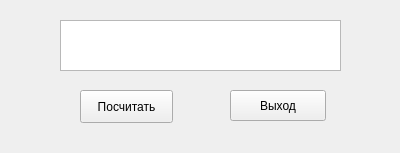
Before: the Qt Designer form calibrator.ui in danilkorotkov/calibrator, drawn with Qt 5.
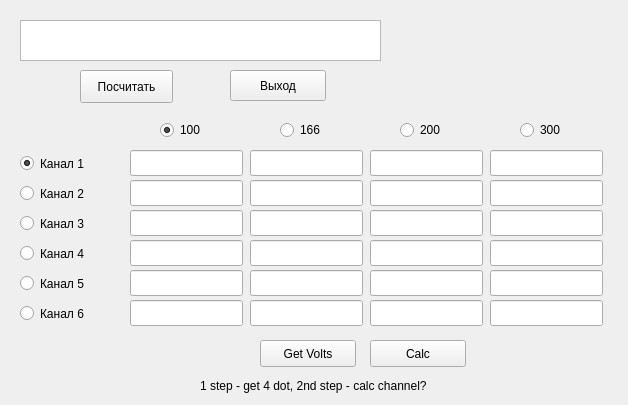
After: the same form once the commit is applied.

Patch:
```diff
--- a/calibrator.ui
+++ b/calibrator.ui
@@ -6,8 +6,8 @@
    <rect>
     <x>0</x>
     <y>0</y>
-    <width>400</width>
-    <height>153</height>
+    <width>628</width>
+    <height>405</height>
    </rect>
   </property>
   <property name="windowTitle">
@@ -18,7 +18,7 @@
     <property name="geometry">
      <rect>
       <x>80</x>
-      <y>90</y>
+      <y>70</y>
       <width>93</width>
       <height>33</height>
      </rect>
@@ -30,18 +30,37 @@
    <widget class="QTextEdit" name="textEdit">
     <property name="geometry">
      <rect>
-      <x>60</x>
+      <x>20</x>
       <y>20</y>
-      <width>281</width>
-      <height>51</height>
+      <width>361</width>
+      <height>41</height>
      </rect>
     </property>
+    <property name="accessibleDescription">
+     <string notr="true"/>
+    </property>
+    <property name="styleSheet">
+     <string notr="true">text-align:center;</string>
+    </property>
+    <property name="frameShape">
+     <enum>QFrame::StyledPanel</enum>
+    </property>
+    <property name="frameShadow">
+     <enum>QFrame::Sunken</enum>
+    </property>
+    <property name="html">
+     <string notr="true">&lt;!DOCTYPE HTML PUBLIC &quot;-//W3C//DTD HTML 4.0//EN&quot; &quot;http://www.w3.org/TR/REC-html40/strict.dtd&quot;&gt;
+&lt;html&gt;&lt;head&gt;&lt;meta name=&quot;qrichtext&quot; content=&quot;1&quot; /&gt;&lt;style type=&quot;text/css&quot;&gt;
+p, li { white-space: pre-wrap; }
+&lt;/style&gt;&lt;/head&gt;&lt;body style=&quot; font-family:'HelveticaNeueCyr'; font-size:11pt; font-weight:400; font-style:normal;&quot;&gt;
+&lt;p align=&quot;center&quot; style=&quot;-qt-paragraph-type:empty; margin-top:0px; margin-bottom:0px; margin-left:0px; margin-right:0px; -qt-block-indent:0; text-indent:0px;&quot;&gt;&lt;br /&gt;&lt;/p&gt;&lt;/body&gt;&lt;/html&gt;</string>
+    </property>
    </widget>
    <widget class="QPushButton" name="Exit">
     <property name="geometry">
      <rect>
       <x>230</x>
-      <y>90</y>
+      <y>70</y>
       <width>96</width>
       <height>31</height>
      </rect>
@@ -50,6 +69,454 @@
      <string>Выход</string>
     </property>
    </widget>
+   <widget class="QRadioButton" name="pBtn_Channel_1">
+    <property name="geometry">
+     <rect>
+      <x>20</x>
+      <y>150</y>
+      <width>96</width>
+      <height>27</height>
+     </rect>
+    </property>
+    <property name="text">
+     <string>Канал 1</string>
+    </property>
+    <property name="checked">
+     <bool>true</bool>
+    </property>
+    <property name="autoExclusive">
+     <bool>true</bool>
+    </property>
+    <attribute name="buttonGroup">
+     <string notr="true">GroupChannel</string>
+    </attribute>
+   </widget>
+   <widget class="QRadioButton" name="pBtn_Channel_2">
+    <property name="geometry">
+     <rect>
+      <x>20</x>
+      <y>180</y>
+      <width>96</width>
+      <height>27</height>
+     </rect>
+    </property>
+    <property name="text">
+     <string>Канал 2</string>
+    </property>
+    <attribute name="buttonGroup">
+     <string notr="true">GroupChannel</string>
+    </attribute>
+   </widget>
+   <widget class="QRadioButton" name="pBtn_Channel_3">
+    <property name="geometry">
+     <rect>
+      <x>20</x>
+      <y>210</y>
+      <width>96</width>
+      <height>27</height>
+     </rect>
+    </property>
+    <property name="text">
+     <string>Канал 3</string>
+    </property>
+    <attribute name="buttonGroup">
+     <string notr="true">GroupChannel</string>
+    </attribute>
+   </widget>
+   <widget class="QRadioButton" name="pBtn_Channel_4">
+    <property name="geometry">
+     <rect>
+      <x>20</x>
+      <y>240</y>
+      <width>96</width>
+      <height>27</height>
+     </rect>
+    </property>
+    <property name="text">
+     <string>Канал 4</string>
+    </property>
+    <attribute name="buttonGroup">
+     <string notr="true">GroupChannel</string>
+    </attribute>
+   </widget>
+   <widget class="QRadioButton" name="pBtn_Channel_5">
+    <property name="geometry">
+     <rect>
+      <x>20</x>
+      <y>270</y>
+      <width>96</width>
+      <height>27</height>
+     </rect>
+    </property>
+    <property name="text">
+     <string>Канал 5</string>
+    </property>
+    <attribute name="buttonGroup">
+     <string notr="true">GroupChannel</string>
+    </attribute>
+   </widget>
+   <widget class="QRadioButton" name="pBtn_Channel_6">
+    <property name="geometry">
+     <rect>
+      <x>20</x>
+      <y>300</y>
+      <width>96</width>
+      <height>27</height>
+     </rect>
+    </property>
+    <property name="text">
+     <string>Канал 6</string>
+    </property>
+    <attribute name="buttonGroup">
+     <string notr="true">GroupChannel</string>
+    </attribute>
+   </widget>
+   <widget class="QLineEdit" name="lineEdit_1">
+    <property name="geometry">
+     <rect>
+      <x>130</x>
+      <y>150</y>
+      <width>113</width>
+      <height>26</height>
+     </rect>
+    </property>
+   </widget>
+   <widget class="QLineEdit" name="lineEdit_2">
+    <property name="geometry">
+     <rect>
+      <x>250</x>
+      <y>150</y>
+      <width>113</width>
+      <height>26</height>
+     </rect>
+    </property>
+   </widget>
+   <widget class="QLineEdit" name="lineEdit_3">
+    <property name="geometry">
+     <rect>
+      <x>370</x>
+      <y>150</y>
+      <width>113</width>
+      <height>26</height>
+     </rect>
+    </property>
+   </widget>
+   <widget class="QLineEdit" name="lineEdit_4">
+    <property name="geometry">
+     <rect>
+      <x>490</x>
+      <y>150</y>
+      <width>113</width>
+      <height>26</height>
+     </rect>
+    </property>
+   </widget>
+   <widget class="QLineEdit" name="lineEdit_5">
+    <property name="geometry">
+     <rect>
+      <x>130</x>
+      <y>180</y>
+      <width>113</width>
+      <height>26</height>
+     </rect>
+    </property>
+   </widget>
+   <widget class="QLineEdit" name="lineEdit_6">
+    <property name="geometry">
+     <rect>
+      <x>250</x>
+      <y>180</y>
+      <width>113</width>
+      <height>26</height>
+     </rect>
+    </property>
+   </widget>
+   <widget class="QLineEdit" name="lineEdit_7">
+    <property name="geometry">
+     <rect>
+      <x>370</x>
+      <y>180</y>
+      <width>113</width>
+      <height>26</height>
+     </rect>
+    </property>
+   </widget>
+   <widget class="QLineEdit" name="lineEdit_8">
+    <property name="geometry">
+     <rect>
+      <x>490</x>
+      <y>180</y>
+      <width>113</width>
+      <height>26</height>
+     </rect>
+    </property>
+   </widget>
+   <widget class="QLineEdit" name="lineEdit_9">
+    <property name="geometry">
+     <rect>
+      <x>130</x>
+      <y>210</y>
+      <width>113</width>
+      <height>26</height>
+     </rect>
+    </property>
+   </widget>
+   <widget class="QLineEdit" name="lineEdit_10">
+    <property name="geometry">
+     <rect>
+      <x>250</x>
+      <y>210</y>
+      <width>113</width>
+      <height>26</height>
+     </rect>
+    </property>
+   </widget>
+   <widget class="QLineEdit" name="lineEdit_11">
+    <property name="geometry">
+     <rect>
+      <x>370</x>
+      <y>210</y>
+      <width>113</width>
+      <height>26</height>
+     </rect>
+    </property>
+   </widget>
+   <widget class="QLineEdit" name="lineEdit_12">
+    <property name="geometry">
+     <rect>
+      <x>490</x>
+      <y>210</y>
+      <width>113</width>
+      <height>26</height>
+     </rect>
+    </property>
+   </widget>
+   <widget class="QLineEdit" name="lineEdit_13">
+    <property name="geometry">
+     <rect>
+      <x>130</x>
+      <y>240</y>
+      <width>113</width>
+      <height>26</height>
+     </rect>
+    </property>
+   </widget>
+   <widget class="QLineEdit" name="lineEdit_14">
+    <property name="geometry">
+     <rect>
+      <x>250</x>
+      <y>240</y>
+      <width>113</width>
+      <height>26</height>
+     </rect>
+    </property>
+   </widget>
+   <widget class="QLineEdit" name="lineEdit_15">
+    <property name="geometry">
+     <rect>
+      <x>370</x>
+      <y>240</y>
+      <width>113</width>
+      <height>26</height>
+     </rect>
+    </property>
+   </widget>
+   <widget class="QLineEdit" name="lineEdit_16">
+    <property name="geometry">
+     <rect>
+      <x>490</x>
+      <y>240</y>
+      <width>113</width>
+      <height>26</height>
+     </rect>
+    </property>
+   </widget>
+   <widget class="QLineEdit" name="lineEdit_17">
+    <property name="geometry">
+     <rect>
+      <x>130</x>
+      <y>270</y>
+      <width>113</width>
+      <height>26</height>
+     </rect>
+    </property>
+   </widget>
+   <widget class="QLineEdit" name="lineEdit_18">
+    <property name="geometry">
+     <rect>
+      <x>250</x>
+      <y>270</y>
+      <width>113</width>
+      <height>26</height>
+     </rect>
+    </property>
+   </widget>
+   <widget class="QLineEdit" name="lineEdit_19">
+    <property name="geometry">
+     <rect>
+      <x>370</x>
+      <y>270</y>
+      <width>113</width>
+      <height>26</height>
+     </rect>
+    </property>
+   </widget>
+   <widget class="QLineEdit" name="lineEdit_20">
+    <property name="geometry">
+     <rect>
+      <x>490</x>
+      <y>270</y>
+      <width>113</width>
+      <height>26</height>
+     </rect>
+    </property>
+   </widget>
+   <widget class="QLineEdit" name="lineEdit_21">
+    <property name="geometry">
+     <rect>
+      <x>130</x>
+      <y>300</y>
+      <width>113</width>
+      <height>26</height>
+     </rect>
+    </property>
+   </widget>
+   <widget class="QLineEdit" name="lineEdit_22">
+    <property name="geometry">
+     <rect>
+      <x>250</x>
+      <y>300</y>
+      <width>113</width>
+      <height>26</height>
+     </rect>
+    </property>
+   </widget>
+   <widget class="QLineEdit" name="lineEdit_23">
+    <property name="geometry">
+     <rect>
+      <x>370</x>
+      <y>300</y>
+      <width>113</width>
+      <height>26</height>
+     </rect>
+    </property>
+   </widget>
+   <widget class="QLineEdit" name="lineEdit_24">
+    <property name="geometry">
+     <rect>
+      <x>490</x>
+      <y>300</y>
+      <width>113</width>
+      <height>26</height>
+     </rect>
+    </property>
+   </widget>
+   <widget class="QRadioButton" name="R100">
+    <property name="geometry">
+     <rect>
+      <x>160</x>
+      <y>120</y>
+      <width>51</width>
+      <height>20</height>
+     </rect>
+    </property>
+    <property name="text">
+     <string>100</string>
+    </property>
+    <property name="checked">
+     <bool>true</bool>
+    </property>
+    <attribute name="buttonGroup">
+     <string notr="true">GroupResistance</string>
+    </attribute>
+   </widget>
+   <widget class="QRadioButton" name="R166">
+    <property name="geometry">
+     <rect>
+      <x>280</x>
+      <y>120</y>
+      <width>51</width>
+      <height>20</height>
+     </rect>
+    </property>
+    <property name="text">
+     <string>166</string>
+    </property>
+    <attribute name="buttonGroup">
+     <string notr="true">GroupResistance</string>
+    </attribute>
+   </widget>
+   <widget class="QRadioButton" name="R200">
+    <property name="geometry">
+     <rect>
+      <x>400</x>
+      <y>120</y>
+      <width>51</width>
+      <height>20</height>
+     </rect>
+    </property>
+    <property name="text">
+     <string>200</string>
+    </property>
+    <attribute name="buttonGroup">
+     <string notr="true">GroupResistance</string>
+    </attribute>
+   </widget>
+   <widget class="QRadioButton" name="R300">
+    <property name="geometry">
+     <rect>
+      <x>520</x>
+      <y>120</y>
+      <width>51</width>
+      <height>20</height>
+     </rect>
+    </property>
+    <property name="text">
+     <string>300</string>
+    </property>
+    <attribute name="buttonGroup">
+     <string notr="true">GroupResistance</string>
+    </attribute>
+   </widget>
+   <widget class="QPushButton" name="pushButton_2">
+    <property name="geometry">
+     <rect>
+      <x>260</x>
+      <y>340</y>
+      <width>96</width>
+      <height>27</height>
+     </rect>
+    </property>
+    <property name="text">
+     <string>Get Volts</string>
+    </property>
+   </widget>
+   <widget class="QPushButton" name="pushButton_3">
+    <property name="geometry">
+     <rect>
+      <x>370</x>
+      <y>340</y>
+      <width>96</width>
+      <height>27</height>
+     </rect>
+    </property>
+    <property name="text">
+     <string>Calc</string>
+    </property>
+   </widget>
+   <widget class="QLabel" name="label">
+    <property name="geometry">
+     <rect>
+      <x>200</x>
+      <y>375</y>
+      <width>341</width>
+      <height>21</height>
+     </rect>
+    </property>
+    <property name="text">
+     <string>1 step - get 4 dot, 2nd step - calc channel?</string>
+    </property>
+   </widget>
   </widget>
  </widget>
  <resources/>
```
Left out of the diff: 4 changed lines with no effect on the pictures.
